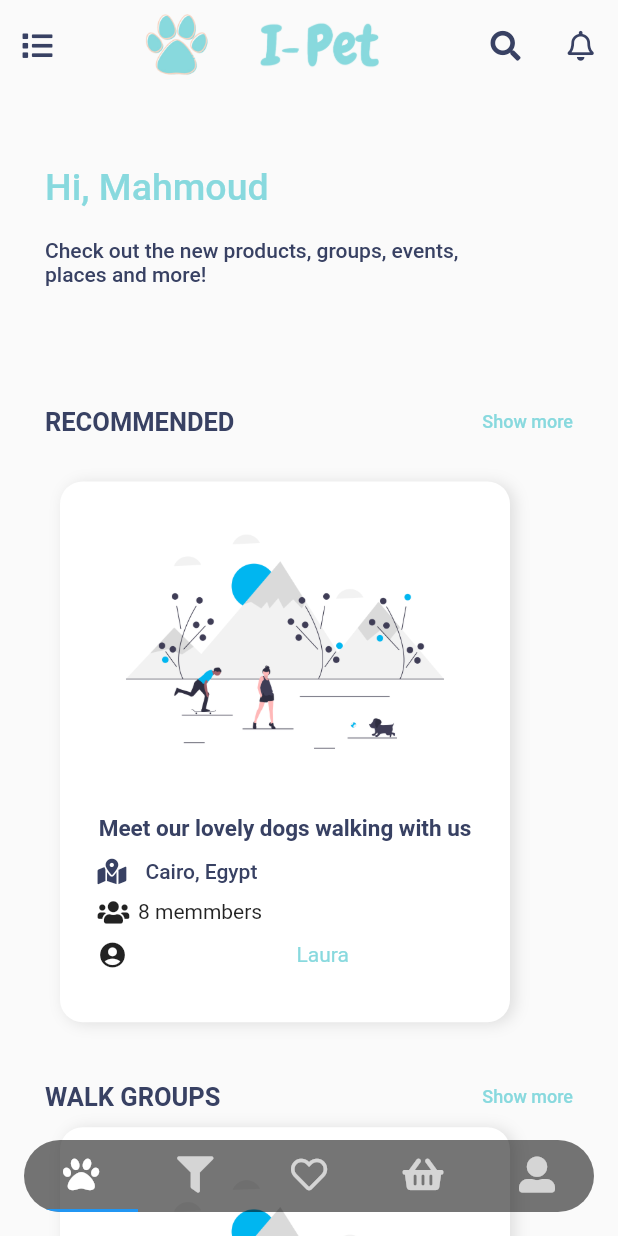
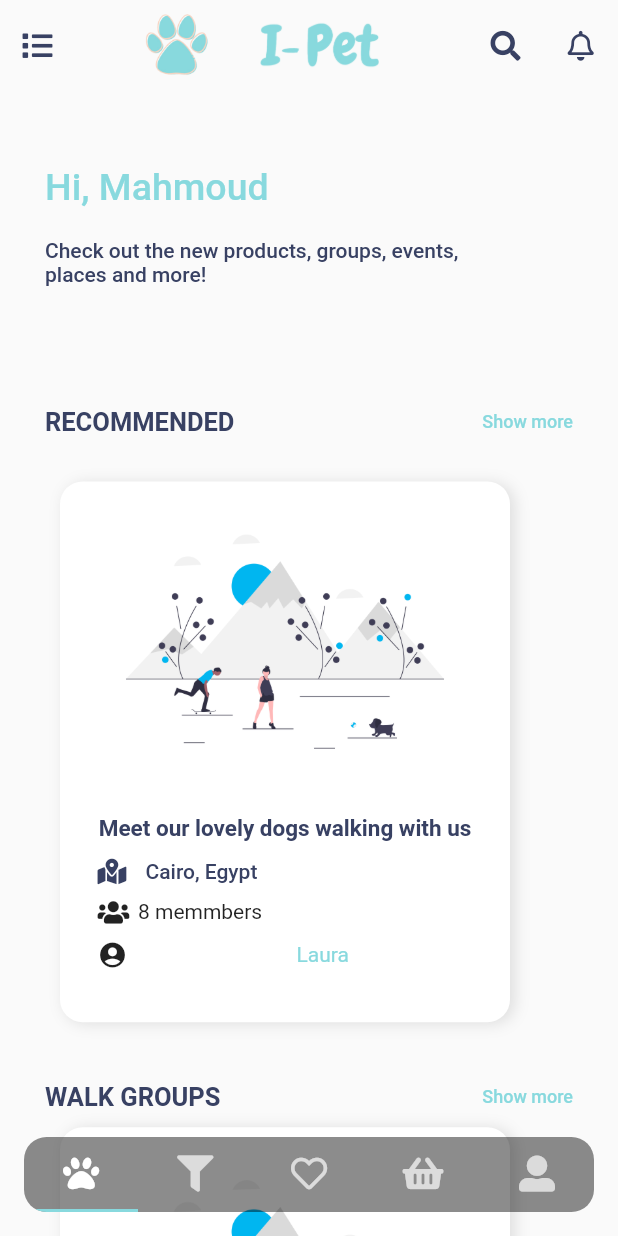
Before and after one commit to MHarooney/IPetMobile, a Flutter app: the screen it shows after launch, after a tap on "Continue", after a tap on "Not now!", on a phone screen of 412 x 824 dp. Run offline on Flutter 3.47's test engine with Material 2 defaults, Android fonts, the phone set to English and light mode, and no system bars; our stand-ins replace country_code_picker, flutter_screenutil, font_awesome_flutter; Roboto replaces fonts that are missing (Montserrat).

Commit message:
Customised Bottom Bar
heigh and color

```diff
--- a/lib/widgets/common/ipet_common_app_bar.dart
+++ b/lib/widgets/common/ipet_common_app_bar.dart
@@ -1,5 +1,6 @@
 import 'package:flutter/material.dart';
 import 'package:font_awesome_flutter/font_awesome_flutter.dart';
+import 'package:ipet/constants/constants.dart';
 import 'package:ipet/screens/account_screen/account_screen.dart';
 import 'package:ipet/screens/dash_board_screen/dash_board_screen.dart';
 
@@ -32,10 +33,12 @@ class IPetCommonAppBar extends StatelessWidget {
             child: Padding(
               padding: const EdgeInsets.all(16),
               child: ClipRRect(
-                borderRadius: BorderRadius.circular(50),
+                borderRadius: BorderRadius.circular(15),
                 child: Container(
-                  color: Colors.black54,
+                  color: Colors.black45,
+                  height: 50,
                   child: TabBar(
+                    indicatorColor: AppConst.kPrimaryColor,
                     tabs: [
                       Tab(
                         icon: FaIcon(
```
